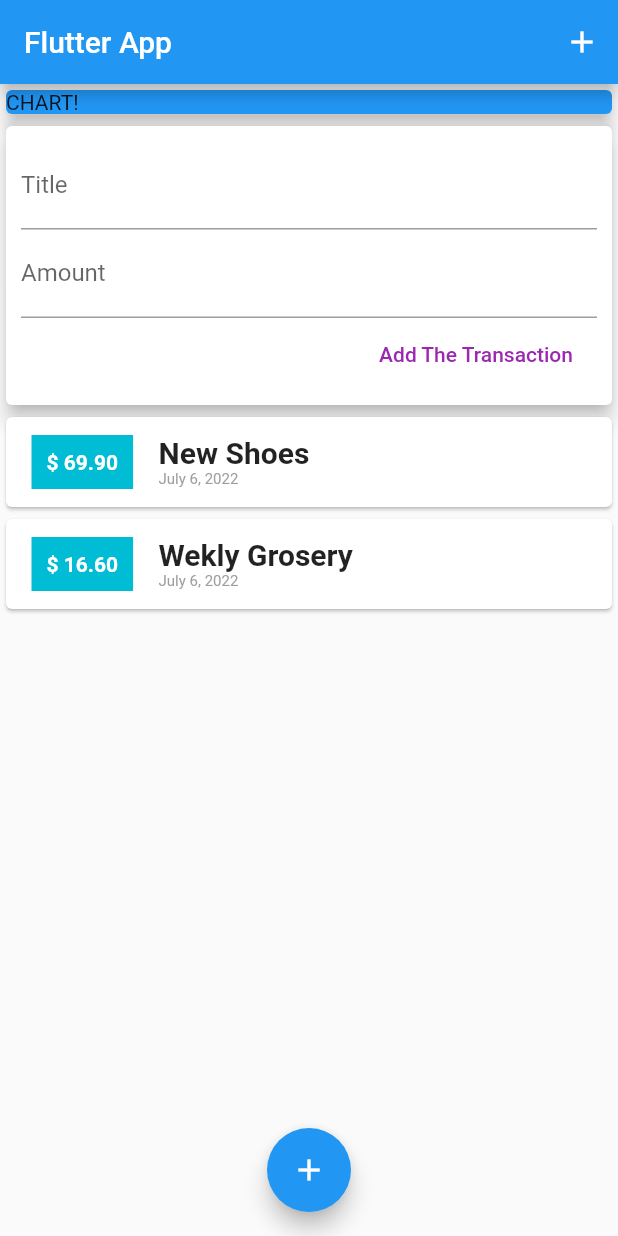
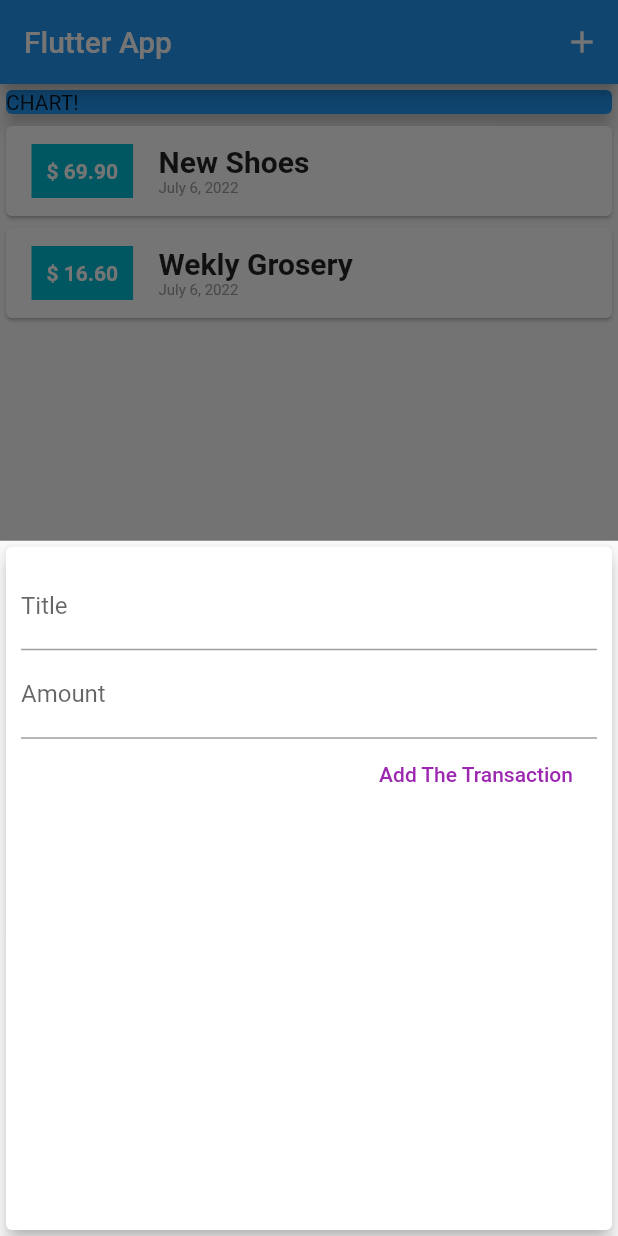
Before and after one commit to magerngulik/personal-expensess-app-udemy, a Flutter app: the screen it shows after launch, after a tap on the "add" icon, on a phone screen of 412 x 824 dp. Run offline on Flutter 3.47's test engine with Material 2 defaults, Android fonts, the phone set to English and light mode, and no system bars.

Commit message:
94 Showing a modal buttom transaction[penting]

```diff
--- a/lib/main.dart
+++ b/lib/main.dart
@@ -1,24 +1,61 @@
 import 'package:flutter/material.dart';
-import 'package:personal_expenses_app/wigets/new_transactions.dart';
-import 'package:personal_expenses_app/wigets/transaction_list.dart';
+import './wigets/new_transactions.dart';
+import './wigets/transaction_list.dart';
 import 'models/transaction.dart';
 import 'package:intl/intl.dart';
-import './wigets/user_transaction.dart';
 
 void main() => runApp(MaterialApp(
       home: MyHomePage(),
       debugShowCheckedModeBanner: false,
     ));
 
-class MyHomePage extends StatelessWidget {
-  final titleController = TextEditingController();
-  final amountController = TextEditingController();
+class MyHomePage extends StatefulWidget {
+  @override
+  State<MyHomePage> createState() => _MyHomePageState();
+}
+
+class _MyHomePageState extends State<MyHomePage> {
+  final List<Transcation> _userTransaction = [
+    Transcation(
+        id: 't1', title: 'New Shoes', amount: 69.9, date: DateTime.now()),
+    Transcation(
+        id: 't2', title: 'Wekly Grosery', amount: 16.6, date: DateTime.now()),
+  ];
+
+  addNewTransaction(String title, double amount) {
+    final newTx = Transcation(
+        amount: amount,
+        title: title,
+        date: DateTime.now(),
+        id: DateTime.now().toString());
+
+    setState(() {
+      _userTransaction.add(newTx);
+    });
+  }
+
+  void startAddNewTransaction(BuildContext ctx) {
+    showModalBottomSheet(
+        context: ctx,
+        builder: (bctx) {
+          return GestureDetector(
+            child: NewTransaction(addNewTransaction),
+            onTap: () {},
+            behavior: HitTestBehavior.opaque,
+          );
+        });
+  }
+
   @override
   Widget build(BuildContext context) {
     return Scaffold(
       appBar: AppBar(
         title: Text('Flutter App'),
-        actions: [IconButton(onPressed: () {}, icon: Icon(Icons.add))],
+        actions: [
+          IconButton(
+              onPressed: () => startAddNewTransaction(context),
+              icon: Icon(Icons.add))
+        ],
       ),
       body: SingleChildScrollView(
         child: Column(
@@ -33,12 +70,16 @@ class MyHomePage extends StatelessWidget {
                 elevation: 5,
               ),
             ),
-            UserTransaction()
+            TranscationList(_userTransaction)
           ],
         ),
       ),
       floatingActionButtonLocation: FloatingActionButtonLocation.centerFloat,
-      floatingActionButton: FloatingActionButton(child: Icon(Icons.add)),
+      floatingActionButton: FloatingActionButton(
+          child: Icon(Icons.add),
+          onPressed: () {
+            startAddNewTransaction(context);
+          }),
     );
   }
 }
--- a/lib/wigets/user_transaction.dart
+++ /dev/null
@@ -1,44 +0,0 @@
-import 'package:flutter/material.dart';
-import './new_transactions.dart';
-import './transaction_list.dart';
-import '../models/transaction.dart';
-
-class UserTransaction extends StatefulWidget {
-  const UserTransaction({Key key}) : super(key: key);
-
-  @override
-  State<UserTransaction> createState() => _UserTransactionState();
-}
-
-class _UserTransactionState extends State<UserTransaction> {
-  final List<Transcation> _userTransaction = [
-    Transcation(
-        id: 't1', title: 'New Shoes', amount: 69.9, date: DateTime.now()),
-    Transcation(
-        id: 't2', title: 'Wekly Grosery', amount: 16.6, date: DateTime.now()),
-  ];
-
-  addNewTransaction(String title, double amount) {
-    final newTx = Transcation(
-        amount: amount,
-        title: title,
-        date: DateTime.now(),
-        id: DateTime.now().toString());
-
-    setState(() {
-      _userTransaction.add(newTx);
-    });
-  }
-
-  @override
-  Widget build(BuildContext context) {
-    return Column(
-      children: [
-        NewTransaction(addNewTransaction),
-        TranscationList(
-          _userTransaction,
-        )
-      ],
-    );
-  }
-}
```
